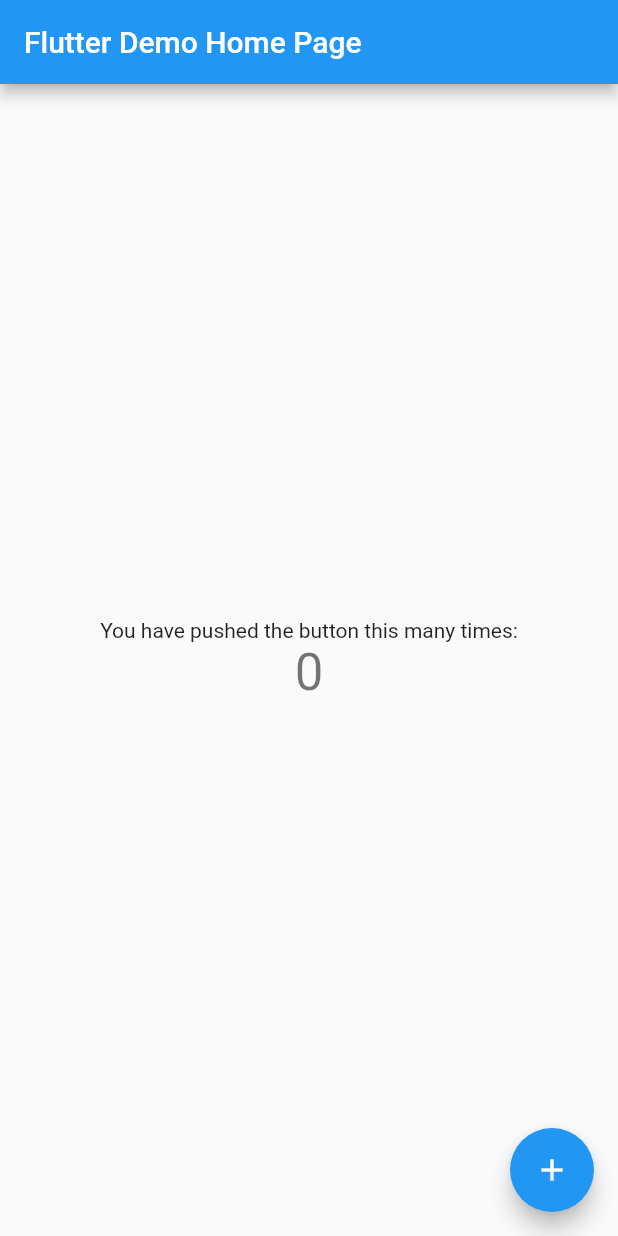
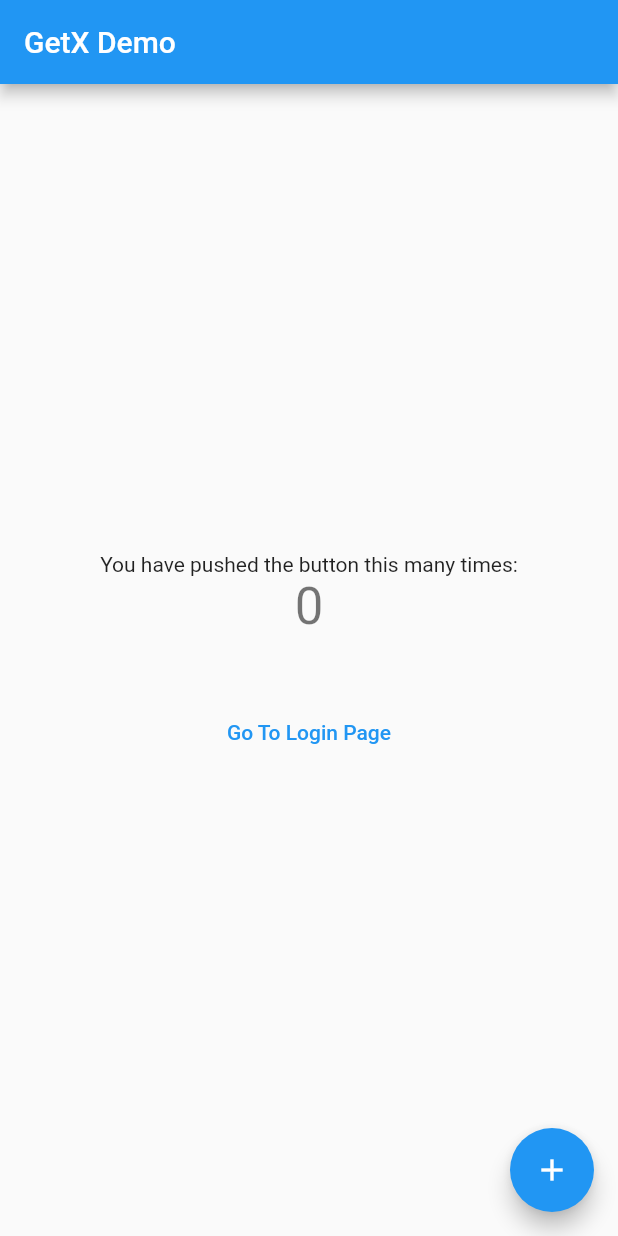
Before and after one commit to amitchandra-logiciel/getx_demo, a Flutter app: the screen it shows after launch, on a phone screen of 412 x 824 dp. Run offline on Flutter 3.47's test engine with Material 2 defaults, Android fonts, the phone set to English and light mode, and no system bars; our stand-ins replace get.

Commit message:
getx route management

```diff
--- /dev/null
+++ b/lib/bindings/base_binding.dart
@@ -0,0 +1,9 @@
+import 'package:get/instance_manager.dart';
+import 'package:getx_demo/controllers/base_controller.dart';
+
+class BaseBinding extends Bindings {
+  @override
+  void dependencies() {
+    Get.put(BaseController(), permanent: true);
+  }
+}
--- a/lib/controllers/base_controller.dart
+++ b/lib/controllers/base_controller.dart
@@ -1,7 +1,11 @@
 import 'package:get/get_rx/src/rx_types/rx_types.dart';
 import 'package:get/get_state_manager/get_state_manager.dart';
 
-class Controller extends GetxController {
+class BaseController extends GetxController {
+  RxInt counter = 0.obs;
+  final name = 'amit mallah'.obs;
+  RxBool isAuthenticated = true.obs;
+
   @override
   void onInit() {
     super.onInit();
@@ -14,7 +18,6 @@ class Controller extends GetxController {
     super.onClose();
   }
 
-  final name = 'amit mallah'.obs;
-
   void changeName() => name.value = 'amitchandra mallah';
+  incrementCounter() => counter++;
 }
--- a/lib/main.dart
+++ b/lib/main.dart
@@ -1,5 +1,6 @@
 import 'package:flutter/material.dart';
-import 'package:getx_demo/pages/home_page.dart';
+import 'package:get/get_navigation/get_navigation.dart';
+import 'package:getx_demo/routes.dart';
 
 void main() {
   runApp(const MyApp());
@@ -10,10 +11,12 @@ class MyApp extends StatelessWidget {
 
   @override
   Widget build(BuildContext context) {
-    return MaterialApp(
+    return GetMaterialApp(
       title: 'Flutter Demo',
+      debugShowCheckedModeBanner: false,
       theme: ThemeData(primarySwatch: Colors.blue),
-      home: const MyHomePage(title: 'Flutter Demo Home Page'),
+      getPages: Routes.routes,
+      initialRoute: Routes.initial,
     );
   }
 }
--- /dev/null
+++ b/lib/middleware/auth_middleware.dart
@@ -0,0 +1,17 @@
+import 'package:flutter/material.dart';
+import 'package:get/get.dart';
+import 'package:getx_demo/controllers/base_controller.dart';
+import 'package:getx_demo/routes.dart';
+
+class AuthMiddleware extends GetMiddleware {
+  @override
+  int? get priority => 1;
+
+  @override
+  RouteSettings? redirect(String? route) {
+    final baseService = Get.find<BaseController>();
+    if (baseService.isAuthenticated.value == false) {
+      return const RouteSettings(name: Routes.login);
+    }
+  }
+}
--- /dev/null
+++ b/lib/pages/counter_page.dart
@@ -0,0 +1,49 @@
+import 'package:flutter/material.dart';
+import 'package:get/get_state_manager/get_state_manager.dart';
+import 'package:get/route_manager.dart';
+import 'package:getx_demo/controllers/base_controller.dart';
+import 'package:getx_demo/routes.dart';
+
+class CounterPage extends GetView<BaseController> {
+  // ignore: prefer_const_constructors_in_immutables
+  CounterPage({Key? key, required this.title}) : super(key: key);
+
+  final String title;
+
+  @override
+  Widget build(BuildContext context) {
+    return Scaffold(
+      appBar: AppBar(
+        title: Text(title),
+      ),
+      body: Center(
+        child: Column(
+          mainAxisAlignment: MainAxisAlignment.center,
+          children: <Widget>[
+            const Text(
+              'You have pushed the button this many times:',
+            ),
+            Obx(
+              () => Text(
+                '${controller.counter}',
+                style: Theme.of(context).textTheme.headline4,
+              ),
+            ),
+            const SizedBox(height: 40),
+            TextButton(
+              onPressed: () {
+                Get.offAllNamed(Routes.login);
+              },
+              child: const Text('Go To Login Page'),
+            )
+          ],
+        ),
+      ),
+      floatingActionButton: FloatingActionButton(
+        onPressed: controller.incrementCounter,
+        tooltip: 'Increment',
+        child: const Icon(Icons.add),
+      ),
+    );
+  }
+}
--- /dev/null
+++ b/lib/routes.dart
@@ -0,0 +1,39 @@
+import 'package:get/route_manager.dart';
+import 'package:getx_demo/bindings/base_binding.dart';
+
+import 'middleware/auth_middleware.dart';
+import 'pages/counter_page.dart';
+import 'pages/home_page.dart';
+import 'pages/login_page.dart';
+import 'pages/shopping_page.dart';
+
+class Routes {
+  Routes._();
+
+  static const initial = '/counter';
+  static const login = '/login';
+  static const home = '/home';
+  static const shopping = '/shopping';
+
+  static final routes = [
+    GetPage(
+      name: initial,
+      binding: BaseBinding(),
+      page: () => CounterPage(title: 'GetX Demo'),
+    ),
+    GetPage(
+      name: login,
+      page: () => const LoginPage(),
+    ),
+    GetPage(
+      name: home,
+      page: () => const HomePage(),
+    ),
+    GetPage(
+      name: shopping,
+      binding: BaseBinding(),
+      middlewares: [AuthMiddleware()],
+      page: () => const ShoppingPage(),
+    )
+  ];
+}
```
Also changed, not shown: lib/pages/home_page.dart (+40 -29 lines), lib/pages/login_page.dart (added, +22 -0 lines), lib/pages/shopping_page.dart (added, +49 -0 lines), 2 other files.
